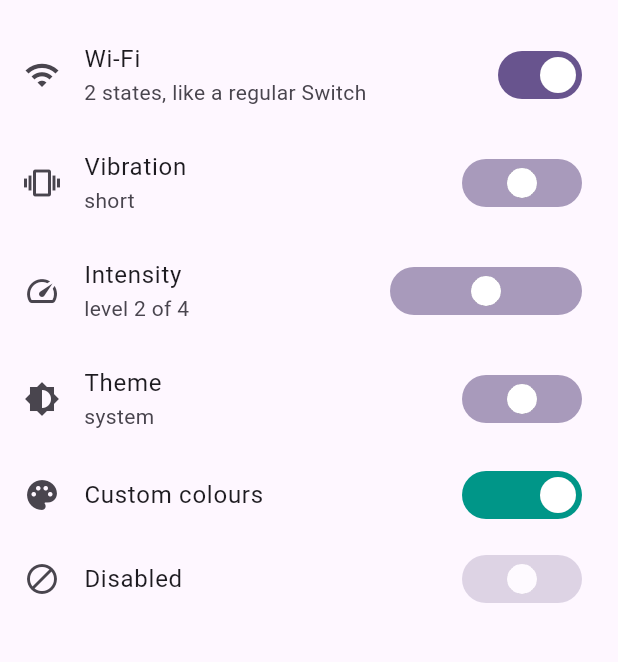
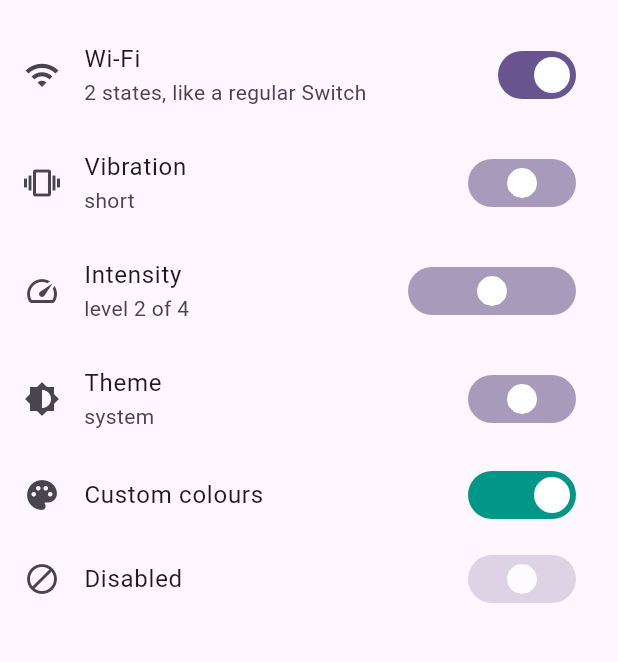
Before and after one commit to HannesGitH/multi_state_switch, a Flutter app: the screen it shows after launch, on a phone screen of 412 x 824 dp, the part 63-725 px from its top. Run offline on Flutter 3.47's test engine with Material 3 defaults, Android fonts, the phone set to English and light mode, and no system bars; our stand-ins replace material_ui.

Commit message:
1.1.0: match Material 3 Switch exactly with 2 states
- outline around the track when off, fading out towards the first position
- default stepWidth 20 so a 2-state track is 52px like Switch
- 4px touch padding per side and 48px height, Switch's 60x48 touch target

Co-Authored-By: Claude Opus 5.5 <noreply@anthropic.com>

```diff
--- a/lib/src/multi_state_switch.dart
+++ b/lib/src/multi_state_switch.dart
@@ -21,7 +21,8 @@ class MultiStateSwitch extends StatelessWidget {
     this.activeTrackColor,
     this.inactiveThumbColor,
     this.activeThumbColor,
-    this.stepWidth = 24,
+    this.inactiveTrackOutlineColor,
+    this.stepWidth = 20,
     this.animationDuration = const Duration(milliseconds: 150),
     this.semanticFormatterCallback,
     this.focusNode,
@@ -64,8 +65,17 @@ class MultiStateSwitch extends StatelessWidget {
   /// Defaults to [ColorScheme.onPrimary].
   final Color? activeThumbColor;
 
-  /// Distance between two neighbouring positions. The switch is
-  /// `32 + (states - 1) * stepWidth` wide.
+  /// Outline around the track in the "off" position, like a Material 3
+  /// [Switch] has. It fades out on the way to the first position.
+  ///
+  /// Defaults to [ColorScheme.outline].
+  final Color? inactiveTrackOutlineColor;
+
+  /// Distance between two neighbouring positions.
+  ///
+  /// The track is `32 + (states - 1) * stepWidth` wide, so the default makes
+  /// a 2-state switch the same 52px as a Material 3 [Switch]. The widget adds
+  /// 4px on each side and is 48px tall, for the same touch target.
   final double stepWidth;
 
   /// How long the track colour and thumb size take to follow a change.
@@ -87,6 +97,11 @@ class MultiStateSwitch extends StatelessWidget {
   // Space between the track's rounded end and the thumb's centre at the
   // outermost positions: the biggest thumb radius plus a 4px gap.
   static const double _inset = _maxThumbRadius + 4;
+  static const double _outlineWidth = 2;
+  // Extra space around the track that still reacts to touch, matching the
+  // 60x48 a Material 3 [Switch] takes up for its 52x32 track.
+  static const double _touchPadding = 4;
+  static const double _height = 48;
 
   @override
   Widget build(BuildContext context) {
@@ -95,10 +110,12 @@ class MultiStateSwitch extends StatelessWidget {
     final onTrack = activeTrackColor ?? cs.primary;
     final offThumb = inactiveThumbColor ?? cs.outline;
     final onThumb = activeThumbColor ?? cs.onPrimary;
+    final offOutline = inactiveTrackOutlineColor ?? cs.outline;
     final enabled = onChanged != null;
 
     return SizedBox(
-      width: 2 * _inset + (states - 1) * stepWidth,
+      width: 2 * (_inset + _touchPadding) + (states - 1) * stepWidth,
+      height: _height,
       child: Opacity(
         opacity: enabled ? 1 : 0.38,
         child: TweenAnimationBuilder<double>(
@@ -108,14 +125,19 @@ class MultiStateSwitch extends StatelessWidget {
           builder: (context, t, child) {
             final track = Color.lerp(offTrack, onTrack, t)!;
             final radius = lerpDouble(_minThumbRadius, _maxThumbRadius, t)!;
-            // The thumb only blends between "off" and the first position and
-            // keeps the "on" colour beyond that, see [activeThumbColor].
-            final thumb = Color.lerp(
-                offThumb, onThumb, (t * (states - 1)).clamp(0.0, 1.0))!;
+            // The thumb and outline only blend between "off" and the first
+            // position and stay put beyond that, see [activeThumbColor].
+            final firstStep = (t * (states - 1)).clamp(0.0, 1.0);
+            final thumb = Color.lerp(offThumb, onThumb, firstStep)!;
+            final outline = Color.lerp(offOutline, track, firstStep)!;
             return SliderTheme(
               data: SliderThemeData(
                 trackHeight: _trackHeight,
-                trackShape: const _PillTrackShape(_inset),
+                trackShape: _PillTrackShape(
+                  inset: _inset,
+                  outlineColor: outline,
+                  outlineWidth: _outlineWidth,
+                ),
                 activeTrackColor: track,
                 inactiveTrackColor: track,
                 disabledActiveTrackColor: track,
@@ -130,9 +152,9 @@ class MultiStateSwitch extends StatelessWidget {
                 ),
                 // The overlay radius sets how far the track is inset from the
                 // widget edges; _PillTrackShape paints back out into that
-                // space.
-                overlayShape:
-                    const RoundSliderOverlayShape(overlayRadius: _inset),
+                // space, minus the touch padding.
+                overlayShape: const RoundSliderOverlayShape(
+                    overlayRadius: _inset + _touchPadding),
                 overlayColor: Colors.transparent,
                 tickMarkShape: SliderTickMarkShape.noTickMark,
                 showValueIndicator: ShowValueIndicator.never,
@@ -165,9 +187,15 @@ class MultiStateSwitch extends StatelessWidget {
 /// track rect, so the thumb sits inside the pill at the outermost positions
 /// instead of overhanging it.
 class _PillTrackShape extends SliderTrackShape with BaseSliderTrackShape {
-  const _PillTrackShape(this.inset);
+  const _PillTrackShape({
+    required this.inset,
+    required this.outlineColor,
+    required this.outlineWidth,
+  });
 
   final double inset;
+  final Color outlineColor;
+  final double outlineWidth;
 
   @override
   void paint(
@@ -191,9 +219,20 @@ class _PillTrackShape extends SliderTrackShape with BaseSliderTrackShape {
     );
     final pill = Rect.fromLTRB(
         rect.left - inset, rect.top, rect.right + inset, rect.bottom);
+    final rrect =
+        RRect.fromRectAndRadius(pill, Radius.circular(pill.height / 2));
+    final track = sliderTheme.activeTrackColor!;
+    context.canvas.drawRRect(rrect, Paint()..color = track);
+    // Once the outline has faded into the track, drawing it would only
+    // soften the pill's anti-aliased edge.
+    if (outlineColor == track) return;
+    // Stroke inside the pill so the outline doesn't grow the switch.
     context.canvas.drawRRect(
-      RRect.fromRectAndRadius(pill, Radius.circular(pill.height / 2)),
-      Paint()..color = sliderTheme.activeTrackColor!,
+      rrect.deflate(outlineWidth / 2),
+      Paint()
+        ..color = outlineColor
+        ..style = PaintingStyle.stroke
+        ..strokeWidth = outlineWidth,
     );
   }
 }
--- a/pubspec.yaml
+++ b/pubspec.yaml
@@ -1,6 +1,6 @@
 name: multi_state_switch
 description: A Material 3 switch with any number of states (off / middle / on, ...), built on a discrete Slider so dragging, snapping and semantics come for free.
-version: 1.0.0
+version: 1.1.0
 homepage: "https://github.com/hannesgith/multi_state_switch"
 repository: "https://github.com/hannesgith/multi_state_switch"
 issue_tracker: "https://github.com/hannesgith/multi_state_switch/issues"
```
Also changed, not shown: assets/demo.gif, 3 other files.
